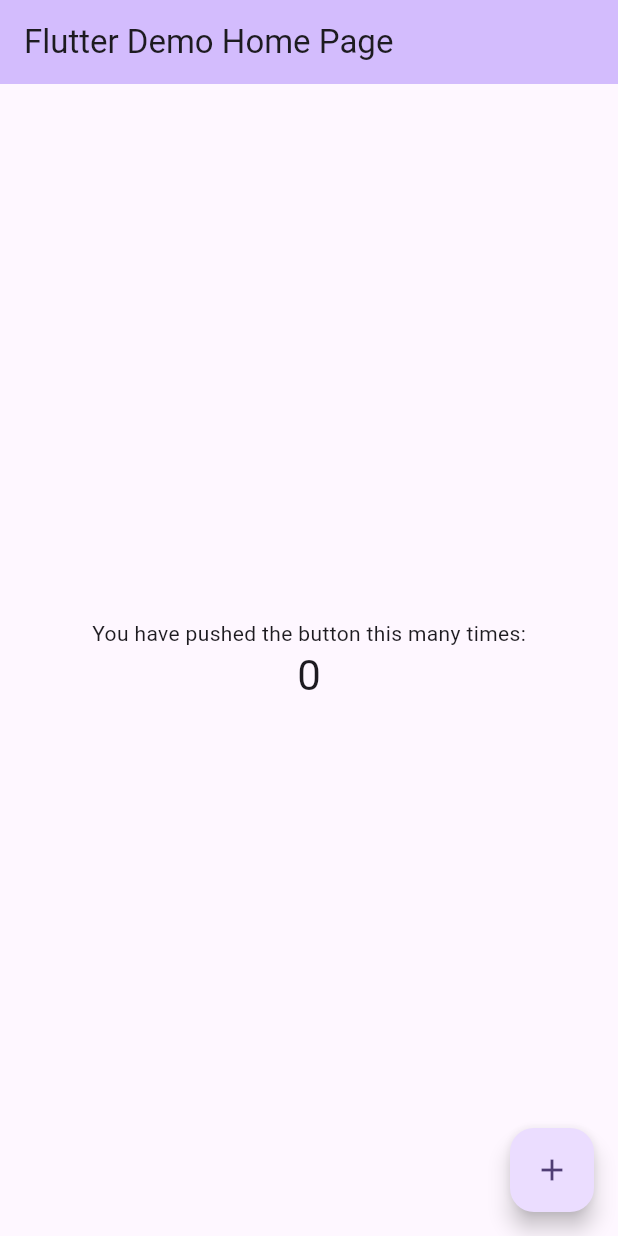
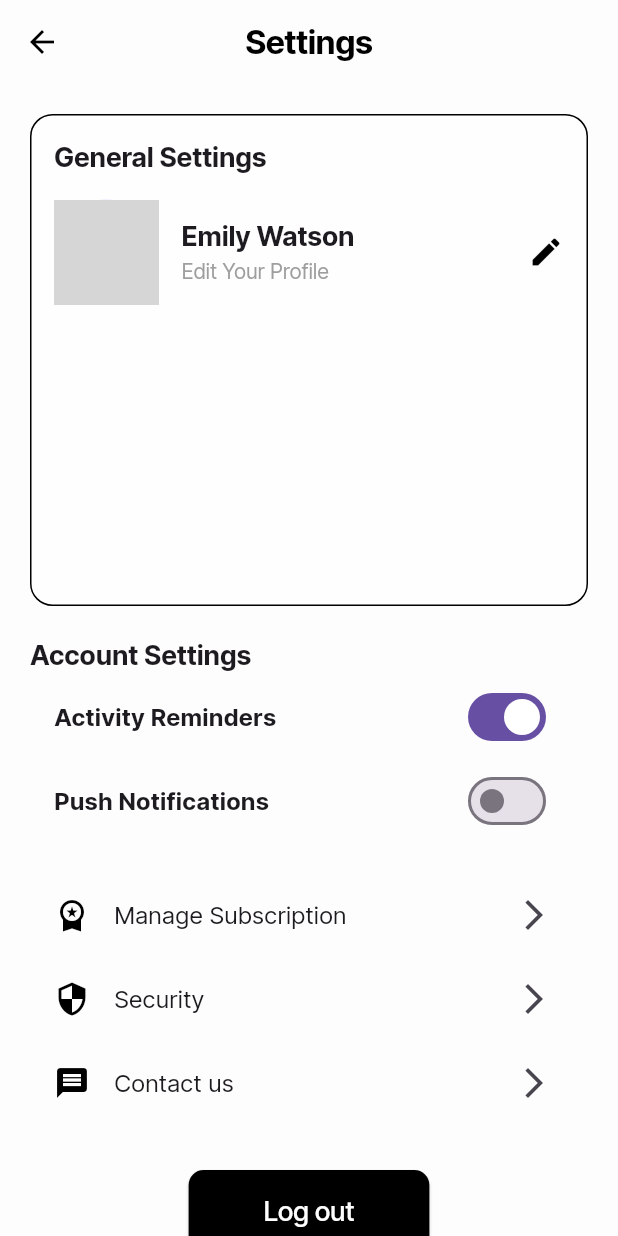
Before and after one commit to BondTime-New/Bondtime-App, a Flutter app: the screen it shows after launch, on a phone screen of 412 x 824 dp. Run offline on Flutter 3.47's test engine with Material 3 defaults, Android fonts, the phone set to English and light mode, and no system bars; network calls fail; grey boxes are pictures that could not be loaded.

Commit message:
Updated with Settings UI

```diff
--- a/lib/main.dart
+++ b/lib/main.dart
@@ -1,125 +1,21 @@
 import 'package:flutter/material.dart';
+import 'settings_page.dart';
 
 void main() {
-  runApp(const MyApp());
+  runApp(BondTimeApp());
 }
 
-class MyApp extends StatelessWidget {
-  const MyApp({super.key});
-
-  // This widget is the root of your application.
+class BondTimeApp extends StatelessWidget {
   @override
   Widget build(BuildContext context) {
     return MaterialApp(
-      title: 'Flutter Demo',
+      debugShowCheckedModeBanner: false,
+      title: 'BondTime',
       theme: ThemeData(
-        // This is the theme of your application.
-        //
-        // TRY THIS: Try running your application with "flutter run". You'll see
-        // the application has a purple toolbar. Then, without quitting the app,
-        // try changing the seedColor in the colorScheme below to Colors.green
-        // and then invoke "hot reload" (save your changes or press the "hot
-        // reload" button in a Flutter-supported IDE, or press "r" if you used
-        // the command line to start the app).
-        //
-        // Notice that the counter didn't reset back to zero; the application
-        // state is not lost during the reload. To reset the state, use hot
-        // restart instead.
-        //
-        // This works for code too, not just values: Most code changes can be
-        // tested with just a hot reload.
-        colorScheme: ColorScheme.fromSeed(seedColor: Colors.deepPurple),
-        useMaterial3: true,
+        primarySwatch: Colors.blue,
+        fontFamily: 'InterTight',  // Apply Inter Tight globally
       ),
-      home: const MyHomePage(title: 'Flutter Demo Home Page'),
+      home: SettingsPage(),
     );
   }
 }
-
-class MyHomePage extends StatefulWidget {
-  const MyHomePage({super.key, required this.title});
-
-  // This widget is the home page of your application. It is stateful, meaning
-  // that it has a State object (defined below) that contains fields that affect
-  // how it looks.
-
-  // This class is the configuration for the state. It holds the values (in this
-  // case the title) provided by the parent (in this case the App widget) and
-  // used by the build method of the State. Fields in a Widget subclass are
-  // always marked "final".
-
-  final String title;
-
-  @override
-  State<MyHomePage> createState() => _MyHomePageState();
-}
-
-class _MyHomePageState extends State<MyHomePage> {
-  int _counter = 0;
-
-  void _incrementCounter() {
-    setState(() {
-      // This call to setState tells the Flutter framework that something has
-      // changed in this State, which causes it to rerun the build method below
-      // so that the display can reflect the updated values. If we changed
-      // _counter without calling setState(), then the build method would not be
-      // called again, and so nothing would appear to happen.
-      _counter++;
-    });
-  }
-
-  @override
-  Widget build(BuildContext context) {
-    // This method is rerun every time setState is called, for instance as done
-    // by the _incrementCounter method above.
-    //
-    // The Flutter framework has been optimized to make rerunning build methods
-    // fast, so that you can just rebuild anything that needs updating rather
-    // than having to individually change instances of widgets.
-    return Scaffold(
-      appBar: AppBar(
-        // TRY THIS: Try changing the color here to a specific color (to
-        // Colors.amber, perhaps?) and trigger a hot reload to see the AppBar
-        // change color while the other colors stay the same.
-        backgroundColor: Theme.of(context).colorScheme.inversePrimary,
-        // Here we take the value from the MyHomePage object that was created by
-        // the App.build method, and use it to set our appbar title.
-        title: Text(widget.title),
-      ),
-      body: Center(
-        // Center is a layout widget. It takes a single child and positions it
-        // in the middle of the parent.
-        child: Column(
-          // Column is also a layout widget. It takes a list of children and
-          // arranges them vertically. By default, it sizes itself to fit its
-          // children horizontally, and tries to be as tall as its parent.
-          //
-          // Column has various properties to control how it sizes itself and
-          // how it positions its children. Here we use mainAxisAlignment to
-          // center the children vertically; the main axis here is the vertical
-          // axis because Columns are vertical (the cross axis would be
-          // horizontal).
-          //
-          // TRY THIS: Invoke "debug painting" (choose the "Toggle Debug Paint"
-          // action in the IDE, or press "p" in the console), to see the
-          // wireframe for each widget.
-          mainAxisAlignment: MainAxisAlignment.center,
-          children: <Widget>[
-            const Text(
-              'You have pushed the button this many times:',
-            ),
-            Text(
-              '$_counter',
-              style: Theme.of(context).textTheme.headlineMedium,
-            ),
-          ],
-        ),
-      ),
-      floatingActionButton: FloatingActionButton(
-        onPressed: _incrementCounter,
-        tooltip: 'Increment',
-        child: const Icon(Icons.add),
-      ), // This trailing comma makes auto-formatting nicer for build methods.
-    );
-  }
-}
--- /dev/null
+++ b/lib/settings_page.dart
@@ -0,0 +1,160 @@
+import 'package:flutter/material.dart';
+
+class SettingsPage extends StatelessWidget {
+  @override
+  Widget build(BuildContext context) {
+    return Scaffold(
+      backgroundColor: Color(0xFFFDFDFD), // Set background color here
+      appBar: AppBar(
+        backgroundColor: Color(0xFFFDFDFD), // Set AppBar background color
+        elevation: 0,
+        leading: IconButton(
+          icon: Icon(Icons.arrow_back, color: Colors.black),
+          onPressed: () {
+            Navigator.pop(context);
+          },
+        ),
+        title: Text(
+          'Settings',
+          style: TextStyle(
+            color: Colors.black,
+            fontSize: 22,
+            fontWeight: FontWeight.bold,
+          ),
+        ),
+        centerTitle: true,
+      ),
+      body: SingleChildScrollView(
+        padding: EdgeInsets.all(20),
+        child: Column(
+          crossAxisAlignment: CrossAxisAlignment.start,
+          children: [
+            // General Settings Card
+            // General Settings Card
+Container(
+  width: 380, // Set width
+  height: 328, // Set height
+  decoration: BoxDecoration(
+    color: Color(0xFFFEFEFE), // Background color #FEFEFE
+    borderRadius: BorderRadius.circular(15),
+    border: Border.all(color: Colors.black, width: 1),
+  ),
+  child: Padding(
+    padding: const EdgeInsets.all(15.0),
+    child: Column(
+      crossAxisAlignment: CrossAxisAlignment.start,
+      children: [
+        Text(
+          'General Settings',
+          style: TextStyle(
+            fontSize: 18,
+            fontWeight: FontWeight.bold,
+          ),
+        ),
+        SizedBox(height: 15),
+        Row(
+          children: [
+            CircleAvatar(
+              radius: 35,
+              backgroundImage: NetworkImage(
+                  'https://via.placeholder.com/150'), // Change with your image URL
+            ),
+            SizedBox(width: 15),
+            Column(
+              crossAxisAlignment: CrossAxisAlignment.start,
+              children: [
+                Text(
+                  'Emily Watson',
+                  style: TextStyle(
+                    fontSize: 18,
+                    fontWeight: FontWeight.bold,
+                  ),
+                ),
+                Text(
+                  'Edit Your Profile',
+                  style: TextStyle(
+                    color: Colors.grey,
+                  ),
+                ),
+              ],
+            ),
+            Spacer(),
+            Icon(Icons.edit, color: Colors.black),
+          ],
+        ),
+      ],
+    ),
+  ),
+),
+            SizedBox(height: 20),
+
+            // Account Settings
+            Text(
+              'Account Settings',
+              style: TextStyle(
+                fontSize: 18,
+                fontWeight: FontWeight.bold,
+              ),
+            ),
+            SwitchListTile(
+              title: Text(
+                'Activity Reminders',
+                style: TextStyle(fontWeight: FontWeight.bold),
+              ),
+              value: true,
+              onChanged: (value) {},
+            ),
+            SwitchListTile(
+              title: Text(
+                'Push Notifications',
+                style: TextStyle(fontWeight: FontWeight.bold),
+              ),
+              value: false,
+              onChanged: (value) {},
+            ),
+            SizedBox(height: 20),
+
+            // Subscription, Security, Contact us
+            ListTile(
+              leading: Icon(Icons.workspace_premium, color: Colors.black),
+              title: Text('Manage Subscription'),
+              trailing: Icon(Icons.arrow_forward_ios),
+              onTap: () {},
+            ),
+            ListTile(
+              leading: Icon(Icons.security, color: Colors.black),
+              title: Text('Security'),
+              trailing: Icon(Icons.arrow_forward_ios),
+              onTap: () {},
+            ),
+            ListTile(
+              leading: Icon(Icons.message, color: Colors.black),
+              title: Text('Contact us'),
+              trailing: Icon(Icons.arrow_forward_ios),
+              onTap: () {},
+            ),
+            SizedBox(height: 30),
+
+            // Logout Button
+            Center(
+              child: ElevatedButton(
+                style: ElevatedButton.styleFrom(
+                  backgroundColor: Colors.black,
+                  padding: EdgeInsets.symmetric(horizontal: 50, vertical: 15),
+                  shape: RoundedRectangleBorder(
+                    borderRadius: BorderRadius.circular(10),
+                  ),
+                ),
+                onPressed: () {},
+                child: Text(
+                  'Log out',
+                  style: TextStyle(color: Colors.white, fontSize: 18),
+                ),
+              ),
+            ),
+          ],
+        ),
+      ),
+    );
+  }
+}
```
Also changed, not shown: pubspec.yaml (+11 -5 lines), assets/fonts/InterTight-Italic-VariableFont_wght.ttf (added), assets/fonts/InterTight-VariableFont_wght.ttf (added), 18 other files.
